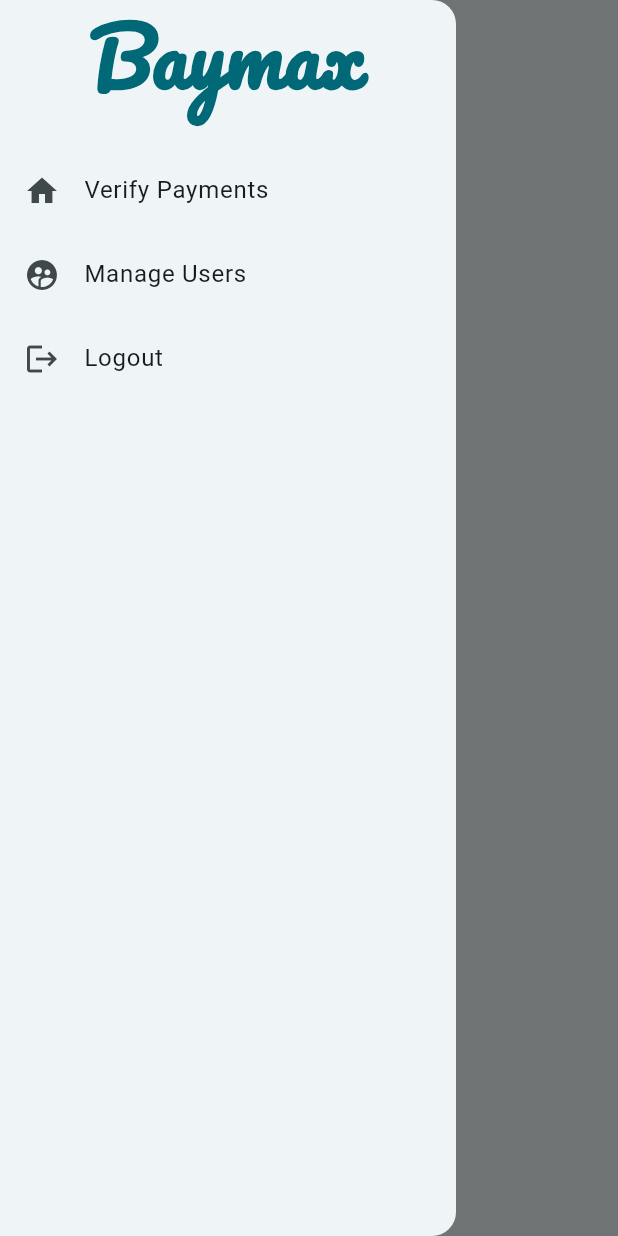
After one commit to vishalvarma07/baymax, a Flutter app: the AdminHome screen opened directly, with the side drawer open, on a phone screen of 412 x 824 dp. The commit adds this screen. Run offline on Flutter 3.47's test engine with Material 2 defaults, Android fonts, the phone set to English and light mode, and no system bars; our stand-ins replace flutter_rating_bar, font_awesome_flutter, google_fonts; missing offline and left inert: number_slide_animation.

Commit message:
[Admin] Freeze Admin UI progress

```diff
--- a/lib/enums.dart
+++ b/lib/enums.dart
@@ -20,3 +20,8 @@
   home,
   profile,
 }
+
+enum AdminScreen{
+  payments,
+  users,
+}
--- /dev/null
+++ b/lib/screens/admin/admin_home.dart
@@ -0,0 +1,98 @@
+import 'package:flutter/material.dart';
+import 'package:google_fonts/google_fonts.dart';
+import 'package:telehealth/enums.dart';
+
+
+class AdminHome extends StatefulWidget {
+  const AdminHome({Key? key}) : super(key: key);
+
+  @override
+  State<AdminHome> createState() => _AdminHomeState();
+}
+
+class _AdminHomeState extends State<AdminHome> {
+
+  AdminScreen _adminScreen=AdminScreen.payments;
+  late BuildContext _screenContext;
+
+  @override
+  void initState() {
+    _screenContext=context;
+    super.initState();
+  }
+
+  @override
+  Widget build(BuildContext context) {
+    return Scaffold(
+      appBar: AppBar(
+        title: Builder(
+          builder: (context){
+            if(_adminScreen==AdminScreen.users){
+              return const Text("Manage Users");
+            }
+            return const Text("Verify Payments");
+          },
+        ),
+      ),
+      drawer: Drawer(
+        child: Column(
+          children: [
+            Column(
+              children: [
+                Text("Baymax",style: GoogleFonts.pacifico(
+                    fontSize: 52,
+                    fontWeight: FontWeight.w600,
+                    color: Theme.of(context).colorScheme.surfaceTint
+                ),),
+                const SizedBox(
+                  height: 25,
+                ),
+                ListTile(
+                  leading: const Icon(Icons.home),
+                  title: const Text("Verify Payments"),
+                  onTap: (){
+                    if(_adminScreen!=AdminScreen.payments){
+                      setState(() {
+                        _adminScreen=AdminScreen.payments;
+                      });
+                    }
+                    Navigator.pop(context);
+                  },
+                ),
+                ListTile(
+                  leading: const Icon(Icons.supervised_user_circle),
+                  title: const Text("Manage Users"),
+                  onTap: (){
+                    if(_adminScreen!=AdminScreen.users){
+                      setState(() {
+                        _adminScreen=AdminScreen.users;
+                      });
+                    }
+                    Navigator.pop(context);
+                  },
+                ),
+                // const Spacer(),
+                ListTile(
+                    leading: const Icon(Icons.logout),
+                    title: const Text("Logout"),
+                    onTap:(){
+                      Navigator.pop(context);
+                      Navigator.pop(_screenContext);
+                    }
+                )
+              ],
+            )
+          ],
+        ),
+      ),
+      body: Builder(
+        builder: (context){
+          if(_adminScreen==AdminScreen.users){
+            return Container();
+          }
+          return Container();
+        },
+      ),
+    );
+  }
+}
--- a/lib/widgets_composite/login_card_content.dart
+++ b/lib/widgets_composite/login_card_content.dart
@@ -1,5 +1,6 @@
 import 'package:flutter/material.dart';
 import 'package:google_fonts/google_fonts.dart';
+import 'package:telehealth/screens/admin/admin_home.dart';
 import 'package:telehealth/screens/doctor/doctor_home.dart';
 import 'package:telehealth/screens/patient/patient_home.dart';
 import 'package:telehealth/widgets_basic/labeled_radio.dart';
@@ -78,6 +79,8 @@
                     Navigator.push(context, MaterialPageRoute(builder: (context)=>PatientHome()));
                   }else if(_userType==UserType.doctor){
                     Navigator.push(context, MaterialPageRoute(builder: (context)=>DoctorHome()));
+                  }else{
+                    Navigator.push(context, MaterialPageRoute(builder: (context)=>AdminHome()));
                   }
                 },
               ),
```
Also changed, not shown: lib/screens/admin/admin_dashboard.dart (added, +21 -0 lines), lib/widgets_composite/admin_payment_card.dart (added, +16 -0 lines).
